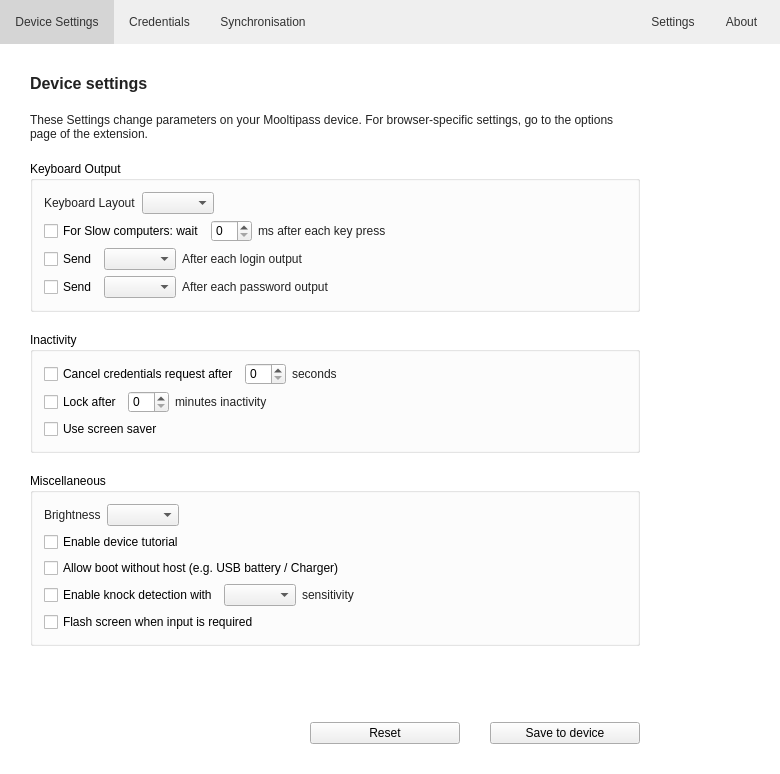
Qt form src/MainWindow.ui (mooltipass/moolticute) before a commit.
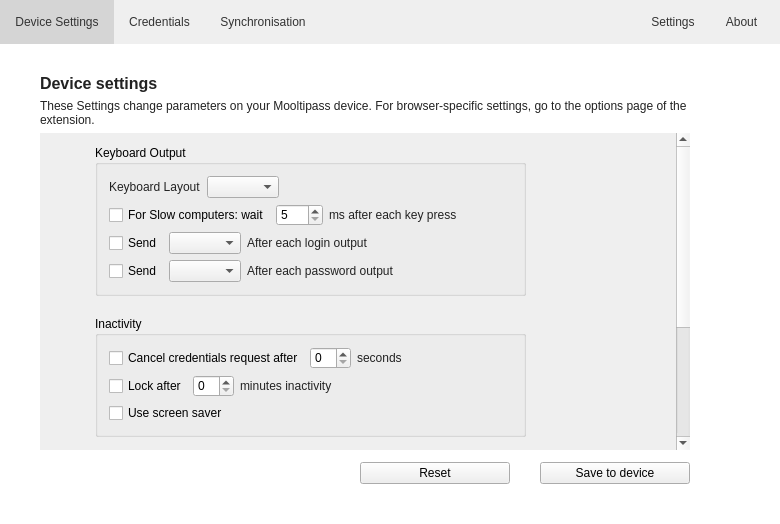
The same form after that commit. Icons and pictures are not drawn. Custom widgets are drawn as their Qt base class.

What changed in the file:
```diff
--- a/src/MainWindow.ui
+++ b/src/MainWindow.ui
@@ -7,7 +7,7 @@
     <x>0</x>
     <y>0</y>
     <width>780</width>
-    <height>774</height>
+    <height>524</height>
    </rect>
   </property>
   <property name="windowTitle">
@@ -279,21 +279,18 @@
        </layout>
       </widget>
       <widget class="QWidget" name="pageSettings">
-       <layout class="QVBoxLayout" name="verticalLayout_2">
-        <property name="spacing">
-         <number>20</number>
-        </property>
+       <layout class="QVBoxLayout" name="verticalLayout_17">
         <property name="leftMargin">
-         <number>30</number>
+         <number>40</number>
         </property>
         <property name="topMargin">
          <number>30</number>
         </property>
         <property name="rightMargin">
-         <number>140</number>
+         <number>90</number>
         </property>
         <property name="bottomMargin">
-         <number>30</number>
+         <number>40</number>
         </property>
         <item>
          <widget class="QLabel" name="label">
@@ -320,6 +317,36 @@
          </widget>
         </item>
         <item>
+         <widget class="QScrollArea" name="scrollArea">
+          <property name="frameShape">
+           <enum>QFrame::NoFrame</enum>
+          </property>
+          <property name="widgetResizable">
+           <bool>true</bool>
+          </property>
+          <widget class="QWidget" name="scrollAreaWidgetContents">
+           <property name="geometry">
+            <rect>
+             <x>0</x>
+             <y>0</y>
+             <width>633</width>
+             <height>458</height>
+            </rect>
+           </property>
+           <layout class="QVBoxLayout" name="verticalLayout_2">
+            <property name="spacing">
+             <number>20</number>
+            </property>
+            <property name="leftMargin">
+             <number>55</number>
+            </property>
+            <property name="topMargin">
+             <number>12</number>
+            </property>
+            <property name="rightMargin">
+             <number>150</number>
+            </property>
+            <item>
          <widget class="QGroupBox" name="groupBox">
           <property name="title">
            <string>Keyboard Output</string>
@@ -376,6 +403,12 @@
                  <verstretch>0</verstretch>
                 </sizepolicy>
                </property>
+                   <property name="minimum">
+                    <number>5</number>
+                   </property>
+                   <property name="maximum">
+                    <number>100</number>
+                   </property>
               </widget>
              </item>
              <item>
@@ -681,6 +714,12 @@
           </layout>
          </widget>
         </item>
+           </layout>
+           <zorder>groupBox</zorder>
+           <zorder></zorder>
+          </widget>
+         </widget>
+        </item>
         <item>
          <widget class="QWidget" name="widgetParamMini" native="true">
           <layout class="QVBoxLayout" name="verticalLayout_11">
@@ -699,19 +738,6 @@
           </layout>
          </widget>
         </item>
-        <item>
-         <spacer name="verticalSpacer_3">
-          <property name="orientation">
-           <enum>Qt::Vertical</enum>
-          </property>
-          <property name="sizeHint" stdset="0">
-           <size>
-            <width>20</width>
-            <height>40</height>
-           </size>
-          </property>
-         </spacer>
-        </item>
         <item>
          <layout class="QHBoxLayout" name="horizontalLayout_10">
           <property name="spacing">
```
Lines whose indentation alone changed are shown as unchanged.
